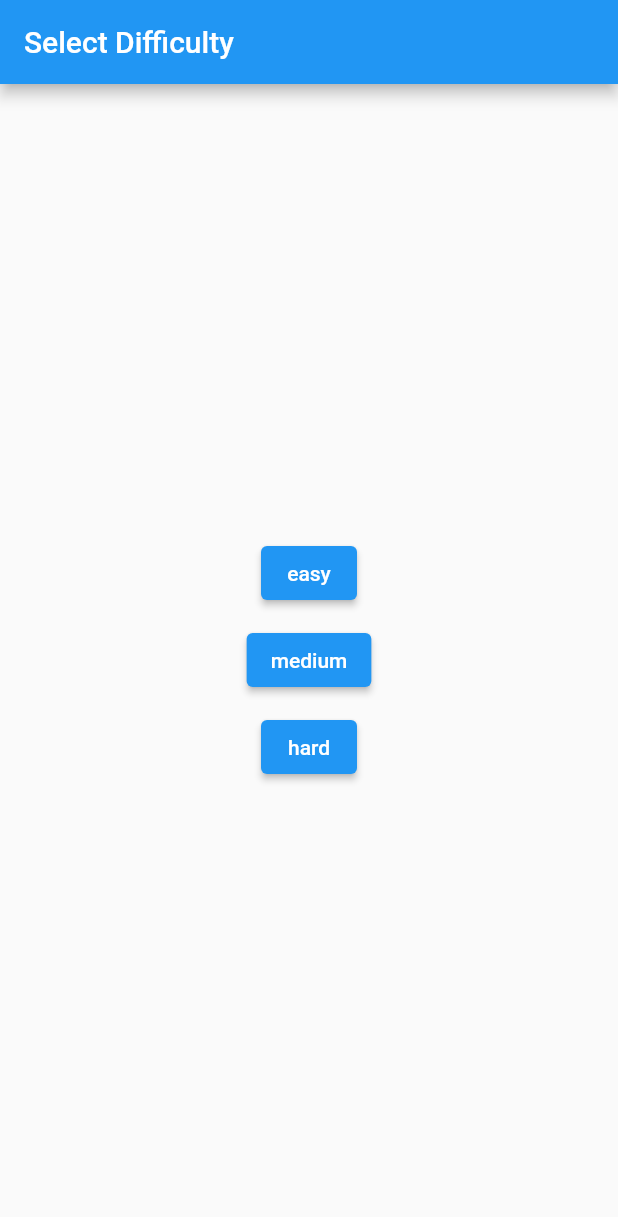
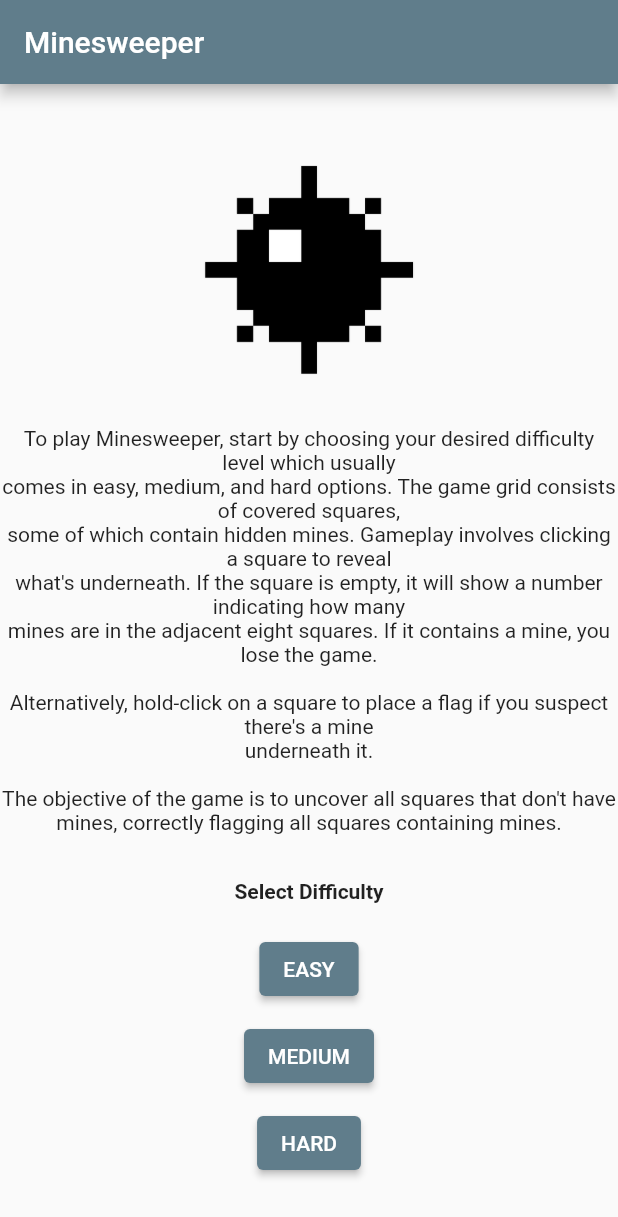
Before and after one commit to ztroop/minesweeper-game, a Flutter app: the screen it shows after launch, on a phone screen of 412 x 824 dp. Shown: the top 1217 px of the screen. Run offline on Flutter 3.47's test engine with Material 2 defaults, Android fonts, the phone set to English and light mode, and no system bars.

Commit message:
Add description and use asset images

```diff
--- a/lib/main.dart
+++ b/lib/main.dart
@@ -9,7 +9,7 @@ void main() {
       create: (context) => GameSettings(),
       child: MaterialApp(
         title: 'Minesweeper',
-        theme: ThemeData(primarySwatch: Colors.blue),
+        theme: ThemeData(primarySwatch: Colors.blueGrey),
         home: const StartScreen(),
       ),
     ),
@@ -26,7 +26,7 @@ class MinesweeperBoard extends StatelessWidget {
   @override
   Widget build(BuildContext context) {
     return Scaffold(
-      appBar: AppBar(title: const Text('Minesweeper')),
+      appBar: AppBar(title: const Text('Get Sweepin!')),
       body: Consumer<MinesweeperGame>(
         builder: (context, game, child) {
           if (game.gameOver) {
@@ -87,12 +87,17 @@ class MinesweeperBoard extends StatelessWidget {
   /// Returns the widget representing the content of the given [cell] in the Minesweeper game board
   Widget? _buildCellContent(Cell cell) {
     if (cell.status == CellStatus.flagged) {
-      return const Icon(Icons.flag, color: Colors.red);
+      return const Padding(
+          padding: EdgeInsets.symmetric(vertical: 10),
+          child: Image(image: AssetImage('assets/flag.png'), fit: BoxFit.fill));
     }
 
     if (cell.status == CellStatus.uncovered) {
       if (cell.hasMine) {
-        return const Icon(Icons.error, color: Colors.red);
+        return const Padding(
+            padding: EdgeInsets.symmetric(vertical: 10),
+            child:
+                Image(image: AssetImage('assets/bomb.png'), fit: BoxFit.fill));
       } else if (cell.adjacentMines > 0) {
         return Text(
           '${cell.adjacentMines}',
@@ -193,16 +198,43 @@ class StartScreen extends StatelessWidget {
   @override
   Widget build(BuildContext context) {
     return Scaffold(
-      appBar: AppBar(title: const Text('Select Difficulty')),
+      appBar: AppBar(title: const Text('Minesweeper')),
       body: Center(
         child: Column(
           mainAxisAlignment: MainAxisAlignment.center,
           children: [
+            const Padding(
+                padding: EdgeInsets.symmetric(vertical: 15),
+                child: Image(
+                    image: AssetImage('assets/bomb.png'),
+                    height: 150,
+                    width: 150)),
+            const Padding(
+                padding: EdgeInsets.symmetric(vertical: 15),
+                child: Text(
+                  """To play Minesweeper, start by choosing your desired difficulty level which usually
+comes in easy, medium, and hard options. The game grid consists of covered squares,
+some of which contain hidden mines. Gameplay involves clicking a square to reveal
+what's underneath. If the square is empty, it will show a number indicating how many
+mines are in the adjacent eight squares. If it contains a mine, you lose the game.
+
+Alternatively, hold-click on a square to place a flag if you suspect there's a mine
+underneath it.
+
+The objective of the game is to uncover all squares that don't have
+mines, correctly flagging all squares containing mines.""",
+                  textAlign: TextAlign.center,
+                )),
+            const Padding(
+              padding: EdgeInsets.symmetric(vertical: 15),
+              child: Text('Select Difficulty',
+                  style: TextStyle(fontWeight: FontWeight.bold)),
+            ),
             for (var difficulty in GameDifficulty.values)
               Padding(
                 padding: const EdgeInsets.symmetric(vertical: 5),
                 child: ElevatedButton(
-                  child: Text(describeEnum(difficulty)),
+                  child: Text(describeEnum(difficulty).toUpperCase()),
                   onPressed: () {
                     Provider.of<GameSettings>(context, listen: false)
                         .gameDifficulty = difficulty;
--- a/pubspec.yaml
+++ b/pubspec.yaml
@@ -15,3 +15,5 @@ dev_dependencies:
   flutter_lints: ^2.0.0
 flutter:
   uses-material-design: true
+  assets:
+    - assets/
```
